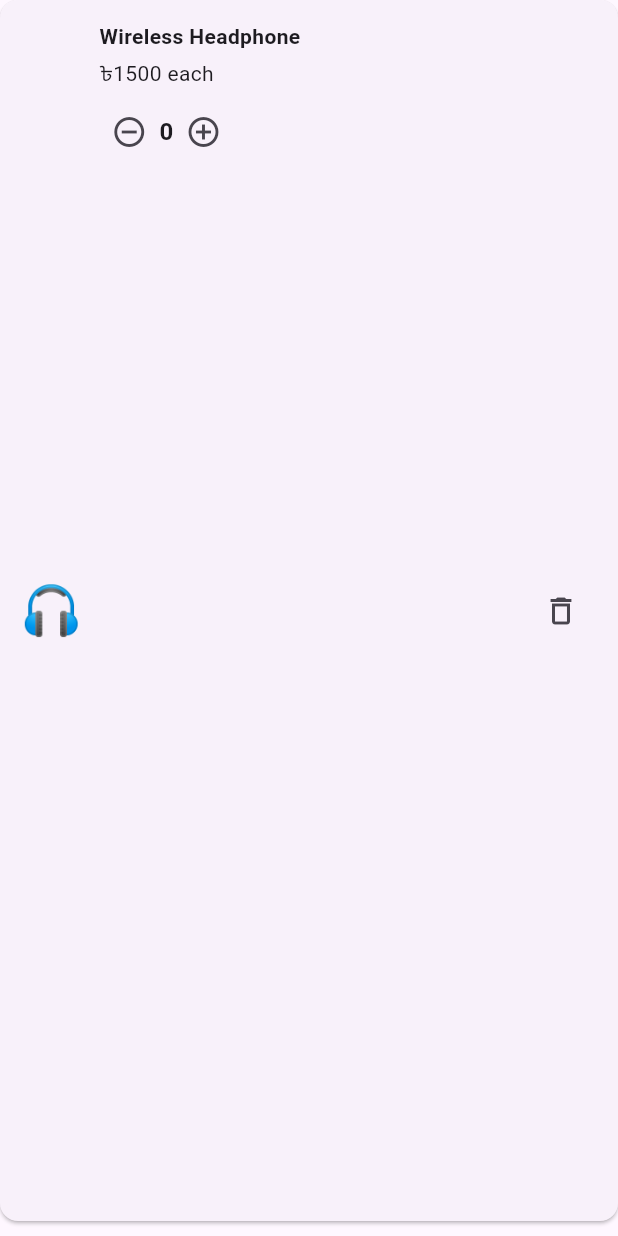
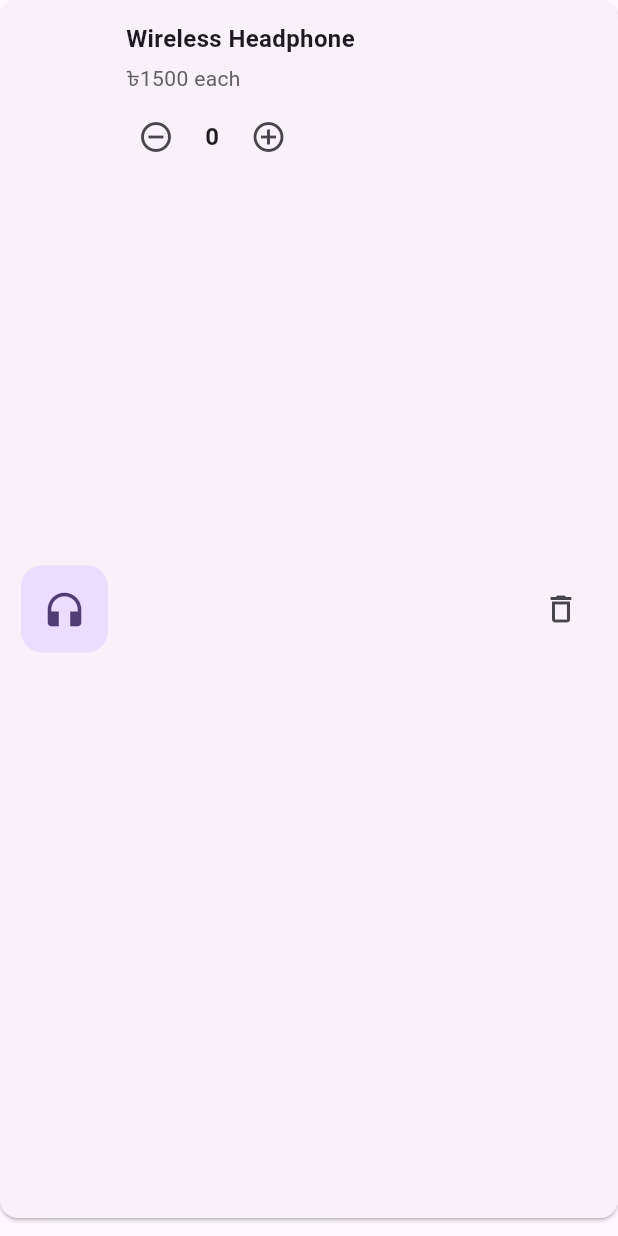
Before and after one commit to dipto-paul/Product-Cart-App-using-Provider, a Flutter app: the CartItem widget shown alone on an empty page, opened directly with sample values from the repository, after a tap on the "remove circle outline" icon, on a phone screen of 412 x 824 dp. Run offline on Flutter 3.47's test engine with Material 3 defaults, Android fonts, the phone set to English and light mode, and no system bars.

```diff
--- a/lib/data/products.dart
+++ b/lib/data/products.dart
@@ -5,41 +5,36 @@ const List<Product> products = [
     id: 1,
     name: 'Wireless Headphone',
     price: 1500,
-    icon: '🎧',
+    icon: IconType.headphone,
   ),
-
   Product(
     id: 2,
     name: 'Smart Watch',
     price: 2500,
-    icon: '⌚',
+    icon: IconType.watch,
   ),
-
   Product(
     id: 3,
     name: 'Mechanical Keyboard',
     price: 1200,
-    icon: '⌨️',
+    icon: IconType.keyboard,
   ),
-
   Product(
     id: 4,
     name: 'Wireless Mouse',
     price: 800,
-    icon: '🖱️',
+    icon: IconType.mouse,
   ),
-
   Product(
     id: 5,
     name: 'Bluetooth Speaker',
     price: 1800,
-    icon: '🔊',
+    icon: IconType.speaker,
   ),
-
   Product(
     id: 6,
     name: 'Power Bank',
     price: 1000,
-    icon: '🔋',
+    icon: IconType.powerBank,
   ),
 ];
--- a/lib/main.dart
+++ b/lib/main.dart
@@ -7,7 +7,7 @@ import 'screens/product_list_screen.dart';
 void main() {
   runApp(
     ChangeNotifierProvider(
-      create: (_) => CartProvider(),
+      create: (context) => CartProvider(),
       child: const MyApp(),
     ),
   );
@@ -20,7 +20,7 @@ class MyApp extends StatelessWidget {
   Widget build(BuildContext context) {
     return MaterialApp(
       debugShowCheckedModeBanner: false,
-      title: 'Shopping Cart',
+      title: 'Product Cart',
       theme: ThemeData(
         colorScheme: ColorScheme.fromSeed(
           seedColor: Colors.deepPurple,
--- a/lib/models/product.dart
+++ b/lib/models/product.dart
@@ -2,7 +2,7 @@ class Product {
   final int id;
   final String name;
   final double price;
-  final String icon;
+  final IconType icon;
 
   const Product({
     required this.id,
@@ -11,3 +11,12 @@ class Product {
     required this.icon,
   });
 }
+
+enum IconType {
+  headphone,
+  watch,
+  keyboard,
+  mouse,
+  speaker,
+  powerBank,
+}
--- a/lib/providers/cart_provider.dart
+++ b/lib/providers/cart_provider.dart
@@ -4,17 +4,17 @@ import '../data/products.dart';
 import '../models/product.dart';
 
 class CartProvider extends ChangeNotifier {
-
   final Map<int, int> _cartItems = {};
 
   Map<int, int> get cartItems {
     return Map.unmodifiable(_cartItems);
   }
 
+
   int get totalItems {
     return _cartItems.values.fold(
       0,
-          (sum, quantity) => sum + quantity,
+          (total, quantity) => total + quantity,
     );
   }
 
@@ -27,8 +27,12 @@ class CartProvider extends ChangeNotifier {
   }
 
   void addToCart(Product product) {
-    _cartItems[product.id] =
-        (_cartItems[product.id] ?? 0) + 1;
+    if (_cartItems.containsKey(product.id)) {
+      _cartItems[product.id] =
+          _cartItems[product.id]! + 1;
+    } else {
+      _cartItems[product.id] = 1;
+    }
 
     notifyListeners();
   }
@@ -49,10 +53,12 @@ class CartProvider extends ChangeNotifier {
       return;
     }
 
-    final quantity = _cartItems[product.id]!;
+    final currentQuantity =
+    _cartItems[product.id]!;
 
-    if (quantity > 1) {
-      _cartItems[product.id] = quantity - 1;
+    if (currentQuantity > 1) {
+      _cartItems[product.id] =
+          currentQuantity - 1;
     } else {
       _cartItems.remove(product.id);
     }
@@ -72,6 +78,13 @@ class CartProvider extends ChangeNotifier {
     notifyListeners();
   }
 
+
+  List<Product> get cartProducts {
+    return products.where((product) {
+      return _cartItems.containsKey(product.id);
+    }).toList();
+  }
+
   double get subtotal {
     double total = 0;
 
@@ -80,11 +93,14 @@ class CartProvider extends ChangeNotifier {
             (product) => product.id == entry.key,
       );
 
-      total += product.price * entry.value;
+      final quantity = entry.value;
+
+      total += product.price * quantity;
     }
 
     return total;
   }
+
 
   double get discount {
     if (subtotal > 2000) {
@@ -94,15 +110,8 @@ class CartProvider extends ChangeNotifier {
     return 0;
   }
 
+
   double get finalTotal {
     return subtotal - discount;
   }
-
-  List<Product> get cartProducts {
-    return products
-        .where(
-          (product) => _cartItems.containsKey(product.id),
-    )
-        .toList();
-  }
 }
--- a/lib/screens/product_list_screen.dart
+++ b/lib/screens/product_list_screen.dart
@@ -14,21 +14,28 @@ class ProductListScreen extends StatelessWidget {
     return Scaffold(
       appBar: AppBar(
         title: const Text(
-          'Shopping Cart',
+          'Product Cart',
+          style: TextStyle(
+            fontWeight: FontWeight.bold,
+          ),
         ),
+        centerTitle: false,
 
         actions: [
           Consumer<CartProvider>(
-            builder: (context, cart, child) {
+            builder: (
+                context,
+                cart,
+                child,
+                ) {
               return Stack(
-                alignment: Alignment.center,
                 children: [
                   IconButton(
                     onPressed: () {
                       Navigator.push(
                         context,
                         MaterialPageRoute(
-                          builder: (_) =>
+                          builder: (context) =>
                           const CartScreen(),
                         ),
                       );
@@ -41,22 +48,30 @@ class ProductListScreen extends StatelessWidget {
                   if (cart.totalItems > 0)
                     Positioned(
                       right: 5,
-                      top: 7,
+                      top: 5,
                       child: Container(
                         padding:
                         const EdgeInsets.symmetric(
                           horizontal: 5,
                           vertical: 2,
                         ),
-                        decoration: BoxDecoration(
-                          color: Theme.of(context)
-                              .colorScheme
-                              .error,
+                        decoration:
+                        BoxDecoration(
+                          color: Colors.red,
                           borderRadius:
-                          BorderRadius.circular(10),
+                          BorderRadius.circular(
+                            10,
+                          ),
+                        ),
+                        constraints:
+                        const BoxConstraints(
+                          minWidth: 18,
+                          minHeight: 18,
                         ),
                         child: Text(
                           '${cart.totalItems}',
+                          textAlign:
+                          TextAlign.center,
                           style: const TextStyle(
                             color: Colors.white,
                             fontSize: 11,
@@ -70,16 +85,21 @@ class ProductListScreen extends StatelessWidget {
               );
             },
           ),
+
+          const SizedBox(width: 6),
         ],
       ),
 
-
       body: ListView.builder(
         padding: const EdgeInsets.all(16),
+
         itemCount: products.length,
+
         itemBuilder: (context, index) {
+          final product = products[index];
+
           return ProductCard(
-            product: products[index],
+            product: product,
           );
         },
       ),
--- a/lib/widgets/cart_item.dart
+++ b/lib/widgets/cart_item.dart
@@ -12,6 +12,28 @@ class CartItem extends StatelessWidget {
     required this.product,
   });
 
+  IconData get productIcon {
+    switch (product.icon) {
+      case IconType.headphone:
+        return Icons.headphones;
+
+      case IconType.watch:
+        return Icons.watch;
+
+      case IconType.keyboard:
+        return Icons.keyboard;
+
+      case IconType.mouse:
+        return Icons.mouse;
+
+      case IconType.speaker:
+        return Icons.speaker;
+
+      case IconType.powerBank:
+        return Icons.battery_charging_full;
+    }
+  }
+
   @override
   Widget build(BuildContext context) {
     final cart = context.watch<CartProvider>();
@@ -19,18 +41,29 @@ class CartItem extends StatelessWidget {
     final quantity = cart.quantityOf(product);
 
     return Card(
-      margin: const EdgeInsets.only(bottom: 10),
+      margin: const EdgeInsets.only(bottom: 12),
 
       child: Padding(
         padding: const EdgeInsets.all(14),
 
         child: Row(
           children: [
-
-            Text(
-              product.icon,
-              style: const TextStyle(
-                fontSize: 32,
+            Container(
+              width: 58,
+              height: 58,
+              decoration: BoxDecoration(
+                color: Theme.of(context)
+                    .colorScheme
+                    .primaryContainer,
+                borderRadius:
+                BorderRadius.circular(14),
+              ),
+              child: Icon(
+                productIcon,
+                size: 30,
+                color: Theme.of(context)
+                    .colorScheme
+                    .onPrimaryContainer,
               ),
             ),
 
@@ -45,6 +78,7 @@ class CartItem extends StatelessWidget {
                     product.name,
                     style: const TextStyle(
                       fontWeight: FontWeight.bold,
+                      fontSize: 16,
                     ),
                   ),
 
@@ -52,18 +86,22 @@ class CartItem extends StatelessWidget {
 
                   Text(
                     '৳${product.price.toStringAsFixed(0)} each',
+                    style: TextStyle(
+                      color: Colors.grey.shade700,
+                    ),
                   ),
 
                   const SizedBox(height: 8),
 
-                  // Quantity Controls
                   Row(
                     children: [
                       IconButton(
                         onPressed: () {
                           context
                               .read<CartProvider>()
-                              .decreaseQuantity(product);
+                              .decreaseQuantity(
+                            product,
+                          );
                         },
                         icon: const Icon(
                           Icons.remove_circle_outline,
@@ -72,11 +110,18 @@ class CartItem extends StatelessWidget {
                         VisualDensity.compact,
                       ),
 
-                      Text(
-                        '$quantity',
-                        style: const TextStyle(
-                          fontWeight: FontWeight.bold,
-                          fontSize: 16,
+                      Container(
+                        width: 35,
+                        alignment:
+                        Alignment.center,
+                        child: Text(
+                          '$quantity',
+                          style:
+                          const TextStyle(
+                            fontWeight:
+                            FontWeight.bold,
+                            fontSize: 16,
+                          ),
                         ),
                       ),
 
@@ -84,7 +129,9 @@ class CartItem extends StatelessWidget {
                         onPressed: () {
                           context
                               .read<CartProvider>()
-                              .increaseQuantity(product);
+                              .increaseQuantity(
+                            product,
+                          );
                         },
                         icon: const Icon(
                           Icons.add_circle_outline,
@@ -99,12 +146,12 @@ class CartItem extends StatelessWidget {
             ),
 
             IconButton(
-              tooltip: 'Remove',
               onPressed: () {
                 context
                     .read<CartProvider>()
                     .removeFromCart(product);
               },
+              tooltip: 'Remove',
               icon: const Icon(
                 Icons.delete_outline,
               ),
--- a/lib/widgets/product_card.dart
+++ b/lib/widgets/product_card.dart
@@ -12,6 +12,28 @@ class ProductCard extends StatelessWidget {
     required this.product,
   });
 
+  IconData get productIcon {
+    switch (product.icon) {
+      case IconType.headphone:
+        return Icons.headphones;
+
+      case IconType.watch:
+        return Icons.watch;
+
+      case IconType.keyboard:
+        return Icons.keyboard;
+
+      case IconType.mouse:
+        return Icons.mouse;
+
+      case IconType.speaker:
+        return Icons.speaker;
+
+      case IconType.powerBank:
+        return Icons.battery_charging_full;
+    }
+  }
+
   @override
   Widget build(BuildContext context) {
     final cart = context.watch<CartProvider>();
@@ -19,31 +41,32 @@ class ProductCard extends StatelessWidget {
     final quantity = cart.quantityOf(product);
 
     return Card(
-      margin: const EdgeInsets.only(bottom: 12),
+      elevation: 2,
+      margin: const EdgeInsets.only(bottom: 14),
       child: Padding(
         padding: const EdgeInsets.all(16),
         child: Row(
           children: [
             Container(
-              width: 64,
-              height: 64,
-              alignment: Alignment.center,
+              width: 70,
+              height: 70,
               decoration: BoxDecoration(
                 color: Theme.of(context)
                     .colorScheme
-                    .surfaceContainerHighest,
-                borderRadius: BorderRadius.circular(16),
+                    .primaryContainer,
+                borderRadius:
+                BorderRadius.circular(16),
               ),
-              child: Text(
-                product.icon,
-                style: const TextStyle(
-                  fontSize: 34,
-                ),
+              child: Icon(
+                productIcon,
+                size: 36,
+                color: Theme.of(context)
+                    .colorScheme
+                    .onPrimaryContainer,
               ),
             ),
 
             const SizedBox(width: 14),
-
             Expanded(
               child: Column(
                 crossAxisAlignment:
@@ -52,44 +75,61 @@ class ProductCard extends StatelessWidget {
                   Text(
                     product.name,
                     style: const TextStyle(
-                      fontSize: 16,
+                      fontSize: 17,
                       fontWeight: FontWeight.bold,
                     ),
                   ),
 
-                  const SizedBox(height: 6),
+                  const SizedBox(height: 7),
 
                   Text(
                     '৳${product.price.toStringAsFixed(0)}',
                     style: TextStyle(
+                      fontSize: 15,
+                      fontWeight: FontWeight.w600,
                       color: Theme.of(context)
                           .colorScheme
                           .primary,
-                      fontWeight: FontWeight.w600,
                     ),
                   ),
 
-                  if (quantity > 0)
-                    Padding(
-                      padding:
-                      const EdgeInsets.only(top: 4),
-                      child: Text(
-                        'In cart: $quantity',
+                  if (quantity > 0) ...[
+                    const SizedBox(height: 5),
+                    Text(
+                      'In cart: $quantity',
+                      style: TextStyle(
+                        fontSize: 13,
+                        color: Colors.green.shade700,
+                        fontWeight:
+                        FontWeight.w500,
                       ),
                     ),
+                  ],
                 ],
               ),
             ),
 
             const SizedBox(width: 8),
+
             FilledButton(
               onPressed: () {
                 context
                     .read<CartProvider>()
                     .addToCart(product);
+
+                ScaffoldMessenger.of(context)
+                    .showSnackBar(
+                  SnackBar(
+                    content: Text(
+                      '${product.name} added to cart',
+                    ),
+                    duration:
+                    const Duration(seconds: 1),
+                  ),
+                );
               },
               child: const Text(
-                'Add to Cart',
+                'Add',
               ),
             ),
           ],
```
Also changed, not shown: lib/screens/cart_screen.dart (+246 -0 lines).
